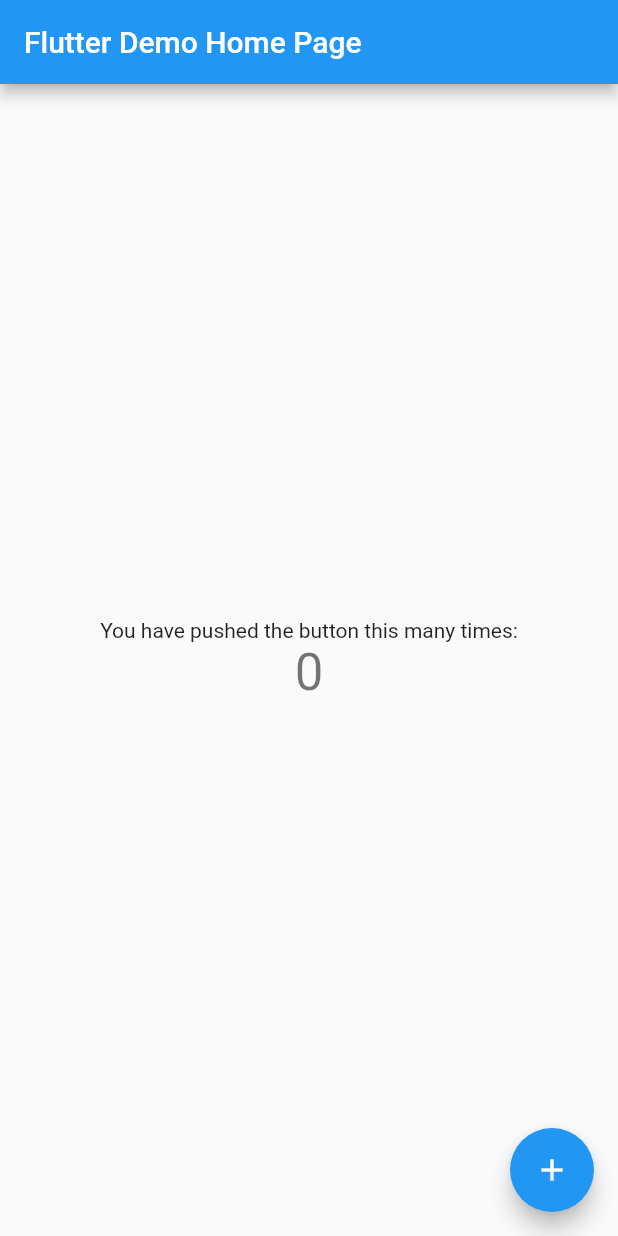
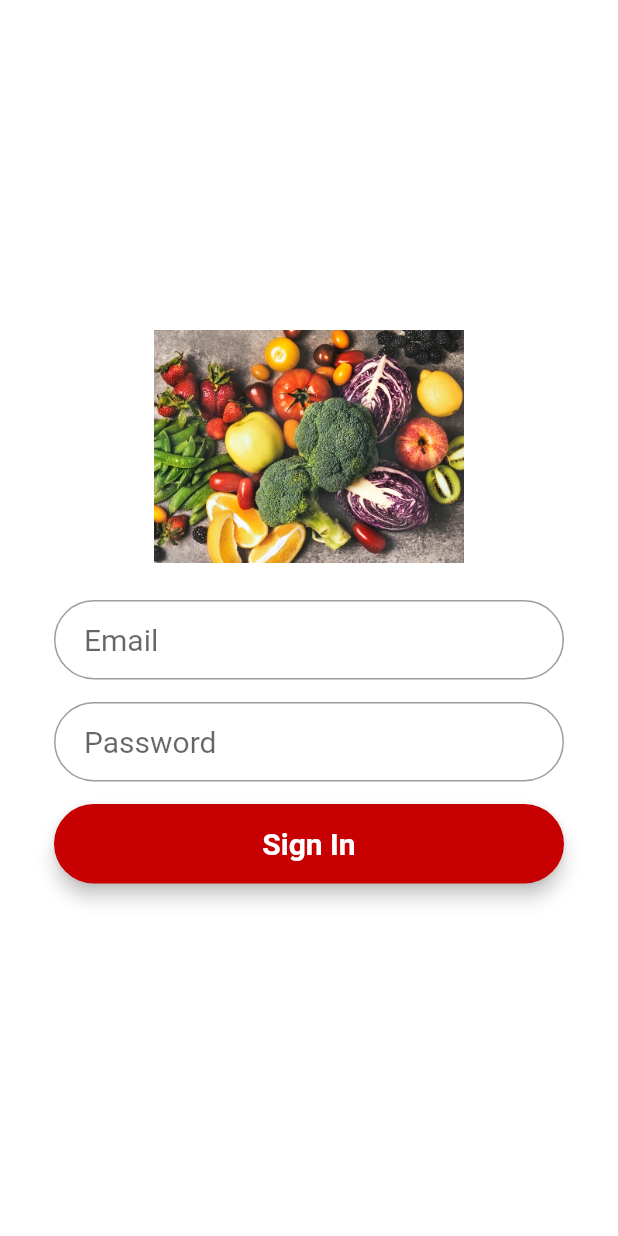
Before and after one commit to raghavauppuluri13/xcel_fitness_app, a Flutter app: the screen it shows after launch, on a phone screen of 412 x 824 dp. Run offline on Flutter 3.47's test engine with Material 2 defaults, Android fonts, the phone set to English and light mode, and no system bars; Roboto replaces fonts that are missing (Montserrat).

Commit message:
Login Screen Update
current work on login screen, features include 2 textfields (email, password) and Login Button along with an image logo

```diff
--- a/lib/main.dart
+++ b/lib/main.dart
@@ -7,10 +7,9 @@ class MyApp extends StatelessWidget {
   @override
   Widget build(BuildContext context) {
     return MaterialApp(
-      title: 'Flutter Demo',
+      title: 'Xcel Fitness App',
       theme: ThemeData(
         // This is the theme of your application.
-        //
         // Try running your application with "flutter run". You'll see the
         // application has a blue toolbar. Then, without quitting the app, try
         // changing the primarySwatch below to Colors.green and then invoke
@@ -20,7 +19,7 @@ class MyApp extends StatelessWidget {
         // is not restarted.
         primarySwatch: Colors.blue,
       ),
-      home: MyHomePage(title: 'Flutter Demo Home Page'),
+      home: MyHomePage(title: "Login Screen"),
     );
   }
 }
@@ -42,70 +41,80 @@ class MyHomePage extends StatefulWidget {
   @override
   _MyHomePageState createState() => _MyHomePageState();
 }
-
 class _MyHomePageState extends State<MyHomePage> {
-  int _counter = 0;
-
-  void _incrementCounter() {
-    setState(() {
-      // This call to setState tells the Flutter framework that something has
-      // changed in this State, which causes it to rerun the build method below
-      // so that the display can reflect the updated values. If we changed
-      // _counter without calling setState(), then the build method would not be
-      // called again, and so nothing would appear to happen.
-      _counter++;
-    });
-  }
+      TextStyle style = TextStyle(fontFamily: 'Montserrat', fontSize: 20.0);
 
       @override
       Widget build(BuildContext context) {
-    // This method is rerun every time setState is called, for instance as done
-    // by the _incrementCounter method above.
-    //
-    // The Flutter framework has been optimized to make rerunning build methods
-    // fast, so that you can just rebuild anything that needs updating rather
-    // than having to individually change instances of widgets.
+
+        final emailField = TextField(
+          obscureText: false,
+          style: style,
+          decoration: InputDecoration(
+              contentPadding: EdgeInsets.fromLTRB(20.0, 15.0, 20.0, 15.0),
+              hintText: "Email",
+              border:
+                  OutlineInputBorder(borderRadius: BorderRadius.circular(32.0))),
+        );
+        final passwordField = TextField(
+          obscureText: true,
+          style: style,
+          decoration: InputDecoration(
+              contentPadding: EdgeInsets.fromLTRB(20.0, 15.0, 20.0, 15.0),
+              hintText: "Password",
+              border:
+                  OutlineInputBorder(borderRadius: BorderRadius.circular(32.0))),
+        );
+
+        final loginButon = Material(
+          elevation: 5.0,
+          borderRadius: BorderRadius.circular(30.0),
+          color: Color(0xffc70101),
+          child: MaterialButton(
+            minWidth: MediaQuery.of(context).size.width,
+            padding: EdgeInsets.fromLTRB(20.0, 15.0, 20.0, 15.0),
+            onPressed: () {},
+            child: Text("Sign In",
+                textAlign: TextAlign.center,
+                style: style.copyWith(
+                    color: Colors.white, fontWeight: FontWeight.bold)),
+          ),
+        );
+
         return Scaffold(
-      appBar: AppBar(
-        // Here we take the value from the MyHomePage object that was created by
-        // the App.build method, and use it to set our appbar title.
-        title: Text(widget.title),
-      ),
           body: Center(
-        // Center is a layout widget. It takes a single child and positions it
-        // in the middle of the parent.
+            child: Container(
+              color: Colors.white,
+              child: Padding(
+                padding: const EdgeInsets.all(36.0),
+
                 child: Column(
-          // Column is also a layout widget. It takes a list of children and
-          // arranges them vertically. By default, it sizes itself to fit its
-          // children horizontally, and tries to be as tall as its parent.
-          //
-          // Invoke "debug painting" (press "p" in the console, choose the
-          // "Toggle Debug Paint" action from the Flutter Inspector in Android
-          // Studio, or the "Toggle Debug Paint" command in Visual Studio Code)
-          // to see the wireframe for each widget.
-          //
-          // Column has various properties to control how it sizes itself and
-          // how it positions its children. Here we use mainAxisAlignment to
-          // center the children vertically; the main axis here is the vertical
-          // axis because Columns are vertical (the cross axis would be
-          // horizontal).
+                  crossAxisAlignment: CrossAxisAlignment.center,
                   mainAxisAlignment: MainAxisAlignment.center,
                   children: <Widget>[
-            Text(
-              'You have pushed the button this many times:',
+                    SizedBox(
+                      height: 155.0,
+                      child: Image.asset(
+                      'assets/FoodImageApp.jpg',
+                        fit: BoxFit.contain,
                       ),
-            Text(
-              '$_counter',
-              style: Theme.of(context).textTheme.display1,
+                    ),
+                    SizedBox(height: 25.0),
+                    emailField,
+                    SizedBox(height: 15.0),
+                    passwordField,
+                    SizedBox(
+                      height: 15.0,
+                    ),
+                    loginButon,
+                    SizedBox(
+                      height: 15.0,
                     ),
                   ],
                 ),
               ),
-      floatingActionButton: FloatingActionButton(
-        onPressed: _incrementCounter,
-        tooltip: 'Increment',
-        child: Icon(Icons.add),
-      ), // This trailing comma makes auto-formatting nicer for build methods.
+            ),
+          ),
         );
       }
     }
--- a/pubspec.yaml
+++ b/pubspec.yaml
@@ -41,8 +41,8 @@ flutter:
   uses-material-design: true
 
   # To add assets to your application, add an assets section, like this:
-  # assets:
-  #  - images/a_dot_burr.jpeg
+  assets:
+    - assets/FoodImageApp.jpg
   #  - images/a_dot_ham.jpeg
 
   # An image asset can refer to one or more resolution-specific "variants", see
```
Also changed, not shown: assets/FoodImageApp.jpg (added). Lines whose indentation alone changed are shown as unchanged.
